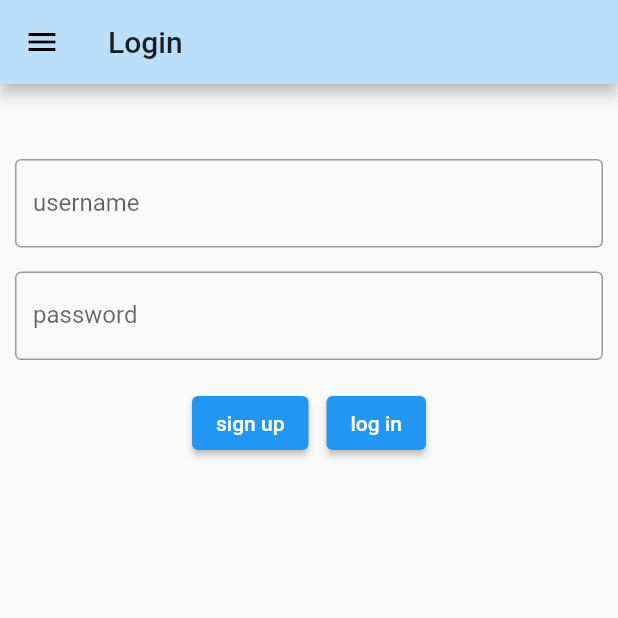
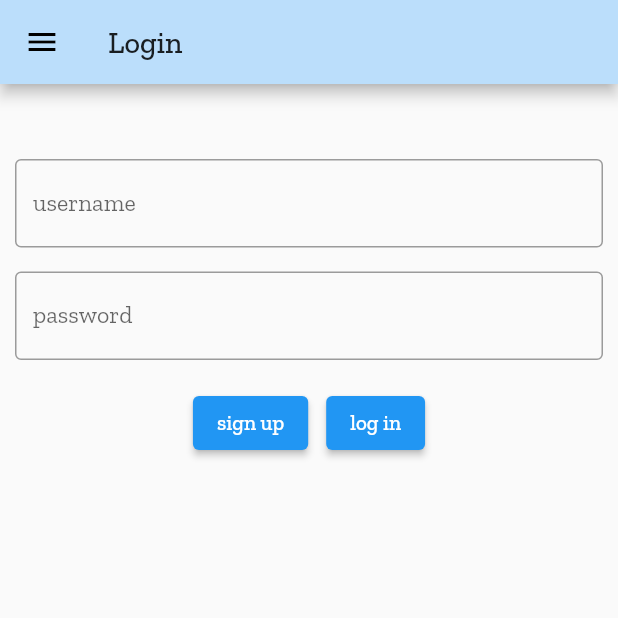
Before and after one commit to tgamlem/PakRat, a Flutter app: the screen it shows after launch, in the side drawer, after a tap on "Login", on a phone screen of 412 x 824 dp, the top half of it. Run offline on Flutter 3.47's test engine with Material 2 defaults, Android fonts, the phone set to English and light mode, and no system bars; our stand-ins replace cloud_firestore, firebase_auth, firebase_core, google_fonts, hexcolor, shared_preferences; missing offline and left inert: dart:html; accounts and stored records are empty.

Commit message:
update font family and color scheme

```diff
--- a/lib/home.dart
+++ b/lib/home.dart
@@ -31,6 +31,7 @@ class HomeState extends State<Home> {
             return CircularProgressIndicator();
           } else {
             return Scaffold(
+              backgroundColor: HexColor("eeeeee"),
               drawer: SideMenu(),
               appBar: AppBar(
                 title: Text('Your Paks', style: TextStyle(color: HexColor("444444"))),
@@ -45,11 +46,12 @@ class HomeState extends State<Home> {
                   final item = futureResult.data![index];
                   return GestureDetector(
                     child: Card(
+                      color: HexColor("fcfcfc"),
                       child: Center(
                         child: Row(
                           mainAxisAlignment: MainAxisAlignment.center,
                           children: [
-                            Text(item, style: TextStyle(fontSize: 36)),
+                            Text(item, style: TextStyle(fontSize: 30)),
                           ],
                         ),
                       ),
@@ -60,7 +62,7 @@ class HomeState extends State<Home> {
                   );
                 },
                 separatorBuilder: (context, index) {
-                  return Container(height: 10, width: 0);
+                  return Container(height: 0, width: 0);
                 },
               ),
             );
--- a/lib/main.dart
+++ b/lib/main.dart
@@ -40,8 +40,8 @@ class _AppState extends State<App> {
       title: 'PakRat',
       theme: ThemeData(
           primaryColor: HexColor("bbdefb"),
-          accentColor: HexColor("d7ccc8"),
-          //fontFamily: GoogleFonts.roboto(),
+          accentColor: HexColor("607d8b"),
+          fontFamily: GoogleFonts.zillaSlab().fontFamily,
       ),
       home: Home(),
     );
--- a/lib/paks.dart
+++ b/lib/paks.dart
@@ -41,6 +41,7 @@ class PaksState extends State<Paks> {
             return CircularProgressIndicator();
           } else {
             return Scaffold(
+              backgroundColor: HexColor("eeeeee"),
               drawer: SideMenu(),
               appBar: AppBar(
                 title: Text(pakName),
@@ -104,11 +105,12 @@ class PaksState extends State<Paks> {
                               });
                         },
                         child: Card(
+                          color: HexColor("fcfcfc"),
                           child: Center(
                             child: Row(
                               mainAxisAlignment: MainAxisAlignment.center,
                               children: [
-                                Text(item.title, style: TextStyle(fontSize: 36))
+                                Text(item.title, style: TextStyle(fontSize: 30))
                               ],
                             ),
                           ),
@@ -130,7 +132,7 @@ class PaksState extends State<Paks> {
               ),
               floatingActionButton: FloatingActionButton(
                 child: Icon(Icons.add),
-                backgroundColor: HexColor("bbdefb"),
+                backgroundColor: HexColor("9e9e9e"),
                 onPressed: () {
                   showDialog(
                       context: context,
--- a/lib/widgets/addPakItemModal.dart
+++ b/lib/widgets/addPakItemModal.dart
@@ -2,6 +2,7 @@ import 'package:PakRat/paks.dart';
 import 'package:PakRat/widgets/pakModal.dart';
 import "package:flutter/material.dart";
 import 'package:PakRat/pakData.dart';
+import 'package:hexcolor/hexcolor.dart';
 
 class AddPakItemModal extends StatefulWidget {
   String pakName = "";
@@ -71,7 +72,7 @@ class _AddPakItemModalState extends State<AddPakItemModal> {
                     await setOrUpdatePak(data);
                     navigateToPaks(context, pakName);
                   },
-                  child: Text("ADD", style: TextStyle(fontSize: 16)),
+                  child: Text("ADD", style: TextStyle(fontSize: 16, color: HexColor("bbdefb"))),
                 ),
               ),
             ],
--- a/lib/widgets/pakModal.dart
+++ b/lib/widgets/pakModal.dart
@@ -1,4 +1,5 @@
 import "package:flutter/material.dart";
+import 'package:hexcolor/hexcolor.dart';
 
 class PakModal extends StatefulWidget {
   final String title, desc;
@@ -58,7 +59,7 @@ class _PakModalState extends State<PakModal> {
               alignment: Alignment.bottomRight,
               child: TextButton(onPressed: () {
                 Navigator.of(context).pop();},
-                child: Text("DONE", style: TextStyle(fontSize: 16)),
+                child: Text("DONE", style: TextStyle(fontSize: 16, color: HexColor("bbdefb"))),
               ),
             ),
           ],
--- a/lib/widgets/sideMenu.dart
+++ b/lib/widgets/sideMenu.dart
@@ -36,18 +36,15 @@ class SideMenuState extends State<SideMenu> {
                   DrawerHeader(
                     child: Text(
                       'PakRat',
-                      style: TextStyle(color: HexColor("757575"), fontSize: 24),
+                      style: TextStyle(color: HexColor("000000"), fontSize: 24),
                     ),
                     decoration: BoxDecoration(
-                      color: HexColor("d7ccc8"),
-                      // image: DecorationImage(
-                      //     fit: BoxFit.fill, image: AssetImage('img/logo.png')),
+                      color: HexColor("9e9e9e"),
+                      image: DecorationImage(
+                          fit: BoxFit.fill, image: AssetImage('img/Pakrat_White.png')),
                     ),
                   ),
-                  ListTile(
-                      leading: Icon(Icons.login),
-                      title: Text('Login'),
-                      onTap: () => {navigateToLogin(context)}),
+
                   ListTile(
                     leading: Icon(Icons.home),
                     title: Text('Home'),
@@ -69,6 +66,10 @@ class SideMenuState extends State<SideMenu> {
                           }),
                     ],
                   ),
+                  ListTile(
+                    leading: Icon(Icons.login),
+                    title: Text('Login'),
+                    onTap: () => {navigateToLogin(context)}),
                 ],
               ),
             );
--- a/pubspec.yaml
+++ b/pubspec.yaml
@@ -50,6 +50,9 @@ flutter:
   # the material Icons class.
   uses-material-design: true
 
+  assets:
+    - img/PakRat_White.png
+
   # To add assets to your application, add an assets section, like this:
   # assets:
   #   - images/a_dot_burr.jpeg
```
